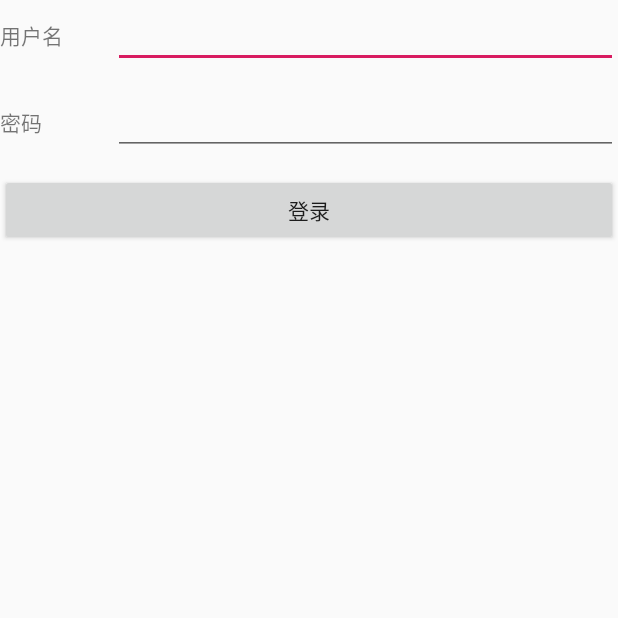
After one commit to BingoBinBingo/androidlearn, an Android app: the LoginActivity screen opened directly, with no data from a screen before it, on a phone screen of 412 x 824 dp, the top half of it. The commit adds this screen. Run offline under Robolectric (Android 15) with nearby library versions, the phone set to English and light mode, and no system bars.

Commit message:
林敏儿

```diff
--- a/src/main/AndroidManifest.xml
+++ b/src/main/AndroidManifest.xml
@@ -15,7 +15,7 @@
                 <category android:name="android.intent.category.LAUNCHER" />
             </intent-filter>
         </activity>
-
+        <activity android:name=".parctice.LoginActivity"/>
         <activity android:name=".ui.activity.FirstActivity"/>
         <activity android:name=".ui.activity.SecondActivity"/>
         <activity android:name=".ui.widget.WidgetActivity"/>
--- a/src/main/java/com/starnet/androidlearn/MainActivity.java
+++ b/src/main/java/com/starnet/androidlearn/MainActivity.java
@@ -20,6 +20,7 @@ import com.starnet.androidlearn.media.PlayAudioActivity;
 import com.starnet.androidlearn.media.PlayVideoActivity;
 import com.starnet.androidlearn.network.HttpActivity;
 import com.starnet.androidlearn.network.WebViewActivity;
+import com.starnet.androidlearn.parctice.LoginActivity;
 import com.starnet.androidlearn.thread.AsyncTaskActivity;
 import com.starnet.androidlearn.thread.HandlerActivity;
 import com.starnet.androidlearn.thread.ThreadActivity;
@@ -32,6 +33,7 @@ import java.util.List;
 
 public class MainActivity extends Activity {
 
+    private static final String TITLE_UI_LOGIN = "1.1：登录界面作业";
     private static final String TITLE_UI_ACTIVITY = "2.1：四大组件之-Activity";
     private static final String TITLE_UI_WIDGET = "2.2：常见的控件的使用方式";
     private static final String TITLE_UI_LAYOUT = "2.3：四大布局";
@@ -58,6 +60,7 @@ public class MainActivity extends Activity {
     private List<Class> mActivityClassList = new ArrayList<>();
 
     {
+        mActivityClassList.add(LoginActivity.class);
         mActivityClassList.add(FirstActivity.class);
         mActivityClassList.add(WidgetActivity.class);
         mActivityClassList.add(LayoutActivity.class);
@@ -91,6 +94,7 @@ public class MainActivity extends Activity {
         List<String> titles = new ArrayList<>();
 
 
+        titles.add(TITLE_UI_LOGIN);
         titles.add(TITLE_UI_ACTIVITY);
         titles.add(TITLE_UI_WIDGET);
         titles.add(TITLE_UI_LAYOUT);
--- /dev/null
+++ b/src/main/java/com/starnet/androidlearn/practice/LoginActivity.java
@@ -0,0 +1,60 @@
+package com.starnet.androidlearn.parctice;
+
+import android.app.Activity;
+import android.content.Intent;
+import android.content.SharedPreferences;
+import android.os.Bundle;
+import android.view.View;
+import android.widget.Button;
+import android.widget.EditText;
+import android.widget.TextView;
+import android.widget.Toast;
+
+import com.starnet.androidlearn.R;
+import com.starnet.androidlearn.ui.activity.SecondActivity;
+
+import org.w3c.dom.Text;
+
+
+public class LoginActivity extends Activity {
+
+    private Button btnLogin;
+    private EditText txtUserName;
+    private EditText txtPass;
+    private SharedPreferences sp;
+    @Override
+    protected void onCreate(Bundle savedInstanceState) {
+        super.onCreate(savedInstanceState);
+        //2.加载布局
+        setContentView(R.layout.login_view);
+
+        btnLogin = (Button)findViewById(R.id.btnLogin);
+        txtUserName = (EditText)findViewById(R.id.txtUserName);
+        txtPass = (EditText)findViewById(R.id.txtPass);
+        // 获取共享属性操作的工具（文件名，操作模式）
+        sp = this.getSharedPreferences("data", 0);
+
+        txtUserName.setText(sp.getString("userName", ""));
+        txtPass.setText(sp.getString("pass", ""));
+
+        btnLogin.setOnClickListener(new View.OnClickListener() {
+            @Override
+            public void onClick(View view) {
+                if (txtUserName.getText().toString().trim().isEmpty()==false && txtPass.getText().toString().trim().isEmpty()==false)
+                {
+                    Toast.makeText(LoginActivity.this,"登录成功", Toast.LENGTH_SHORT).show();
+                    SharedPreferences.Editor editor = sp.edit();
+                    editor.putString("userName", txtUserName.getText().toString());
+                    editor.putString("pass", txtPass.getText().toString());
+                    editor.commit();
+                }
+                else{
+                    Toast.makeText(LoginActivity.this,"用户名、密码不允许为空", Toast.LENGTH_SHORT).show();
+                }
+            }
+        });
+    }
+
+
+
+}
--- /dev/null
+++ b/src/main/res/layout/login_view.xml
@@ -0,0 +1,50 @@
+<?xml version="1.0" encoding="utf-8"?>
+<LinearLayout xmlns:android="http://schemas.android.com/apk/res/android"
+    xmlns:tools="http://schemas.android.com/tools"
+    android:orientation="vertical" android:layout_width="match_parent"
+    android:layout_height="match_parent">
+
+    <LinearLayout
+        android:layout_width="match_parent"
+        android:layout_height="58dp"
+        android:orientation="horizontal">
+
+        <TextView
+            android:id="@+id/tvUserName"
+            android:layout_width="75dp"
+            android:layout_height="wrap_content"
+            android:text="用户名" />
+
+        <EditText
+            android:id="@+id/txtUserName"
+            android:layout_width="wrap_content"
+            android:layout_height="wrap_content"
+            android:layout_weight="1"
+            android:ems="10"
+            android:inputType="textPersonName" />
+    </LinearLayout>
+    <LinearLayout
+        android:layout_width="match_parent"
+        android:layout_height="58dp"
+        android:orientation="horizontal">
+
+        <TextView
+            android:id="@+id/textView2"
+            android:layout_width="75dp"
+            android:layout_height="wrap_content"
+            android:text="密码" />
+        <EditText
+            android:id="@+id/txtPass"
+            android:layout_width="wrap_content"
+            android:layout_height="wrap_content"
+            android:layout_weight="1"
+            android:ems="10"
+            />
+    </LinearLayout>
+
+    <Button
+        android:id="@+id/btnLogin"
+        android:layout_width="match_parent"
+        android:layout_height="wrap_content"
+        android:text="登录" />
+</LinearLayout>
```
